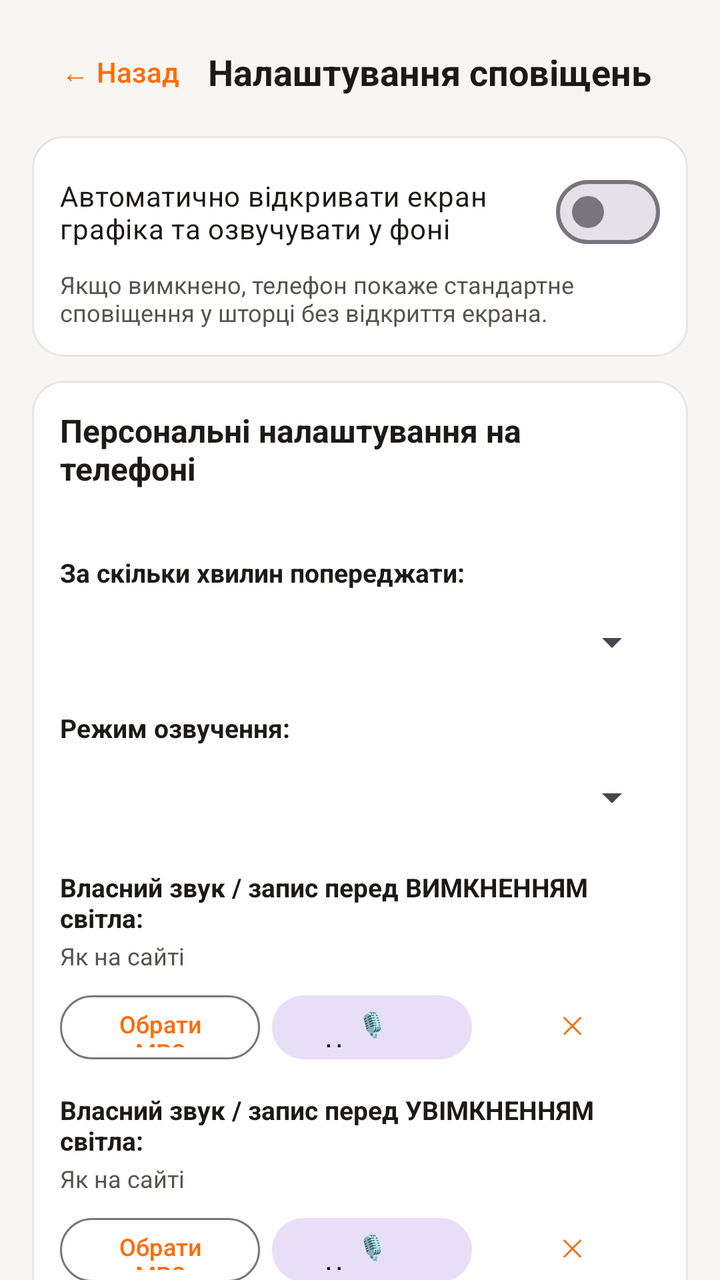
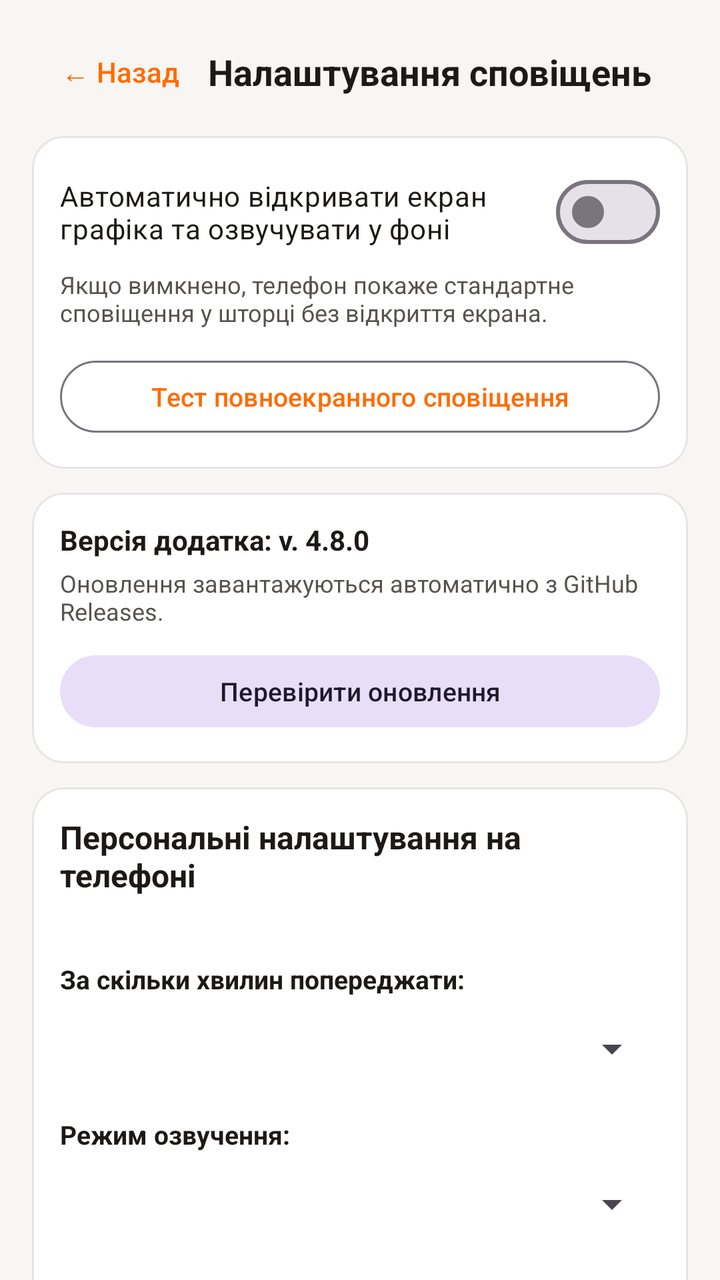

Compare the two renders of this Android layout. The source of the first and the diff that turns it into the second are given below.
<!-- AndroidManifest.xml: application theme Theme.UALightAlert -->
<!-- res/layout/activity_settings.xml -->
<?xml version="1.0" encoding="utf-8"?>
<androidx.core.widget.NestedScrollView xmlns:android="http://schemas.android.com/apk/res/android"
    xmlns:app="http://schemas.android.com/apk/res-auto"
    android:id="@+id/settingsScroll"
    android:layout_width="match_parent"
    android:layout_height="match_parent"
    android:background="@color/surface_bg">

    <LinearLayout
        android:id="@+id/settingsRoot"
        android:layout_width="match_parent"
        android:layout_height="wrap_content"
        android:orientation="vertical"
        android:padding="16dp">

        
        <LinearLayout
            android:layout_width="match_parent"
            android:layout_height="wrap_content"
            android:gravity="center_vertical"
            android:orientation="horizontal"
            android:paddingBottom="12dp">

            <com.google.android.material.button.MaterialButton
                android:id="@+id/btnBack"
                style="@style/Widget.Material3.Button.TextButton"
                android:layout_width="wrap_content"
                android:layout_height="40dp"
                android:text="← Назад" />

            <TextView
                android:id="@+id/tvSettingsTitle"
                android:layout_width="0dp"
                android:layout_height="wrap_content"
                android:layout_weight="1"
                android:text="Налаштування сповіщень"
                android:textColor="@color/ink_primary"
                android:textSize="18sp"
                android:textStyle="bold" />
        </LinearLayout>

        
        <com.google.android.material.card.MaterialCardView
            android:id="@+id/cardPro"
            android:layout_width="match_parent"
            android:layout_height="wrap_content"
            android:layout_marginBottom="12dp"
            android:visibility="gone"
            app:cardBackgroundColor="@color/brand_orange_soft"
            app:cardCornerRadius="16dp"
            app:cardElevation="0dp"
            app:strokeColor="@color/brand_orange"
            app:strokeWidth="1dp">

            <LinearLayout
                android:layout_width="match_parent"
                android:layout_height="wrap_content"
                android:orientation="vertical"
                android:padding="14dp">

                <TextView
                    android:id="@+id/tvProStatus"
                    android:layout_width="match_parent"
                    android:layout_height="wrap_content"
                    android:text="Пробний період Pro"
                    android:textColor="@color/brand_orange_dark"
                    android:textSize="15sp"
                    android:textStyle="bold" />

                <TextView
                    android:id="@+id/tvProNote"
                    android:layout_width="match_parent"
                    android:layout_height="wrap_content"
                    android:layout_marginTop="4dp"
                    android:textColor="@color/ink_primary"
                    android:textSize="13sp" />

                <TextView
                    android:id="@+id/tvDeviceCode"
                    android:layout_width="match_parent"
                    android:layout_height="wrap_content"
                    android:layout_marginTop="6dp"
                    android:textIsSelectable="true"
                    android:textColor="@color/ink_secondary"
                    android:textSize="12sp"
                    android:textStyle="bold" />

                <LinearLayout
                    android:layout_width="match_parent"
                    android:layout_height="wrap_content"
                    android:layout_marginTop="10dp"
                    android:orientation="horizontal">

                    <com.google.android.material.textfield.TextInputLayout
                        android:layout_width="0dp"
                        android:layout_height="wrap_content"
                        android:layout_marginEnd="8dp"
                        android:layout_weight="1"
                        android:hint="Ключ активації">

                        <com.google.android.material.textfield.TextInputEditText
                            android:id="@+id/etLicenseCode"
                            android:layout_width="match_parent"
                            android:layout_height="wrap_content"
                            android:inputType="textCapCharacters" />
                    </com.google.android.material.textfield.TextInputLayout>

                    <com.google.android.material.button.MaterialButton
                        android:id="@+id/btnActivateLicense"
                        android:layout_width="wrap_content"
                        android:layout_height="52dp"
                        android:backgroundTint="@color/brand_orange"
                        android:text="Активувати"
                        android:textColor="@android:color/white" />
                </LinearLayout>

                <com.google.android.material.button.MaterialButton
                    android:id="@+id/btnPayPro"
                    style="@style/Widget.Material3.Button.OutlinedButton"
                    android:layout_width="wrap_content"
                    android:layout_height="40dp"
                    android:layout_marginTop="8dp"
                    android:text="Сплатити 100 грн"
                    android:visibility="gone" />
            </LinearLayout>
        </com.google.android.material.card.MaterialCardView>

        
        <com.google.android.material.card.MaterialCardView
            android:layout_width="match_parent"
            android:layout_height="wrap_content"
            android:layout_marginBottom="12dp"
            app:cardBackgroundColor="@color/card_bg"
            app:cardCornerRadius="16dp"
            app:cardElevation="0dp"
            app:strokeColor="@color/border_subtle"
            app:strokeWidth="1dp">

            <LinearLayout
                android:layout_width="match_parent"
                android:layout_height="wrap_content"
                android:orientation="vertical"
                android:padding="14dp">

                <com.google.android.material.materialswitch.MaterialSwitch
                    android:id="@+id/switchAutoOpen"
                    android:layout_width="match_parent"
                    android:layout_height="wrap_content"
                    android:text="Автоматично відкривати екран графіка та озвучувати у фоні"
                    android:textColor="@color/ink_primary"
                    android:textSize="14sp" />

                <TextView
                    android:layout_width="match_parent"
                    android:layout_height="wrap_content"
                    android:layout_marginTop="4dp"
                    android:text="Якщо вимкнено, телефон покаже стандартне сповіщення у шторці без відкриття екрана."
                    android:textColor="@color/ink_secondary"
                    android:textSize="12sp" />
            </LinearLayout>
        </com.google.android.material.card.MaterialCardView>

        
        <com.google.android.material.card.MaterialCardView
            android:layout_width="match_parent"
            android:layout_height="wrap_content"
            android:layout_marginBottom="16dp"
            app:cardBackgroundColor="@color/card_bg"
            app:cardCornerRadius="16dp"
            app:cardElevation="0dp"
            app:strokeColor="@color/border_subtle"
            app:strokeWidth="1dp">

            <LinearLayout
                android:id="@+id/layoutCustomOverrides"
                android:layout_width="match_parent"
                android:layout_height="wrap_content"
                android:orientation="vertical"
                android:padding="14dp">

                <TextView
                    android:layout_width="wrap_content"
                    android:layout_height="wrap_content"
                    android:text="Персональні налаштування на телефоні"
                    android:textColor="@color/ink_primary"
                    android:textSize="16sp"
                    android:textStyle="bold" />

                <TextView
                    android:id="@+id/tvSiteDefaultsInfo"
                    android:layout_width="match_parent"
                    android:layout_height="wrap_content"
                    android:layout_marginTop="4dp"
                    android:textColor="@color/ink_secondary"
                    android:textSize="12sp" />

                <TextView
                    android:layout_width="wrap_content"
                    android:layout_height="wrap_content"
                    android:layout_marginTop="12dp"
                    android:text="За скільки хвилин попереджати:"
                    android:textColor="@color/ink_primary"
                    android:textSize="13sp"
                    android:textStyle="bold" />

                <Spinner
                    android:id="@+id/spinnerNoticeMinutes"
                    android:layout_width="match_parent"
                    android:layout_height="44dp"
                    android:layout_marginTop="4dp" />

                <TextView
                    android:layout_width="wrap_content"
                    android:layout_height="wrap_content"
                    android:layout_marginTop="12dp"
                    android:text="Режим озвучення:"
                    android:textColor="@color/ink_primary"
                    android:textSize="13sp"
                    android:textStyle="bold" />

                <Spinner
                    android:id="@+id/spinnerAlertMode"
                    android:layout_width="match_parent"
                    android:layout_height="44dp"
                    android:layout_marginTop="4dp" />

                
                <TextView
                    android:layout_width="wrap_content"
                    android:layout_height="wrap_content"
                    android:layout_marginTop="14dp"
                    android:text="Власний звук / запис перед ВИМКНЕННЯМ світла:"
                    android:textColor="@color/ink_primary"
                    android:textSize="13sp"
                    android:textStyle="bold" />

                <TextView
                    android:id="@+id/tvOffAudioStatus"
                    android:layout_width="match_parent"
                    android:layout_height="wrap_content"
                    android:layout_marginTop="2dp"
                    android:text="Як на сайті"
                    android:textColor="@color/ink_secondary"
                    android:textSize="12sp" />

                <LinearLayout
                    android:layout_width="match_parent"
                    android:layout_height="wrap_content"
                    android:layout_marginTop="6dp"
                    android:orientation="horizontal">

                    <com.google.android.material.button.MaterialButton
                        android:id="@+id/btnPickOffAudio"
                        style="@style/Widget.Material3.Button.OutlinedButton"
                        android:layout_width="0dp"
                        android:layout_height="40dp"
                        android:layout_marginEnd="6dp"
                        android:layout_weight="1"
                        android:text="Обрати MP3"
                        android:textSize="12sp" />

                    <com.google.android.material.button.MaterialButton
                        android:id="@+id/btnRecordOffVoice"
                        style="@style/Widget.Material3.Button.TonalButton"
                        android:layout_width="0dp"
                        android:layout_height="40dp"
                        android:layout_marginEnd="6dp"
                        android:layout_weight="1"
                        android:text="🎙 Наговорити"
                        android:textSize="12sp" />

                    <com.google.android.material.button.MaterialButton
                        android:id="@+id/btnClearOffAudio"
                        style="@style/Widget.Material3.Button.TextButton"
                        android:layout_width="wrap_content"
                        android:layout_height="40dp"
                        android:text="✕"
                        android:textSize="12sp" />
                </LinearLayout>

                
                <TextView
                    android:layout_width="wrap_content"
                    android:layout_height="wrap_content"
                    android:layout_marginTop="14dp"
                    android:text="Власний звук / запис перед УВІМКНЕННЯМ світла:"
                    android:textColor="@color/ink_primary"
                    android:textSize="13sp"
                    android:textStyle="bold" />

                <TextView
                    android:id="@+id/tvOnAudioStatus"
                    android:layout_width="match_parent"
                    android:layout_height="wrap_content"
                    android:layout_marginTop="2dp"
                    android:text="Як на сайті"
                    android:textColor="@color/ink_secondary"
                    android:textSize="12sp" />

                <LinearLayout
                    android:layout_width="match_parent"
                    android:layout_height="wrap_content"
                    android:layout_marginTop="6dp"
                    android:orientation="horizontal">

                    <com.google.android.material.button.MaterialButton
                        android:id="@+id/btnPickOnAudio"
                        style="@style/Widget.Material3.Button.OutlinedButton"
                        android:layout_width="0dp"
                        android:layout_height="40dp"
                        android:layout_marginEnd="6dp"
                        android:layout_weight="1"
                        android:text="Обрати MP3"
                        android:textSize="12sp" />

                    <com.google.android.material.button.MaterialButton
                        android:id="@+id/btnRecordOnVoice"
                        style="@style/Widget.Material3.Button.TonalButton"
                        android:layout_width="0dp"
                        android:layout_height="40dp"
                        android:layout_marginEnd="6dp"
                        android:layout_weight="1"
                        android:text="🎙 Наговорити"
                        android:textSize="12sp" />

                    <com.google.android.material.button.MaterialButton
                        android:id="@+id/btnClearOnAudio"
                        style="@style/Widget.Material3.Button.TextButton"
                        android:layout_width="wrap_content"
                        android:layout_height="40dp"
                        android:text="✕"
                        android:textSize="12sp" />
                </LinearLayout>

                
                <com.google.android.material.textfield.TextInputLayout
                    android:layout_width="match_parent"
                    android:layout_height="wrap_content"
                    android:layout_marginTop="14dp"
                    android:hint="Власний текст перед вимкненням (порожньо — як на сайті)">

                    <com.google.android.material.textfield.TextInputEditText
                        android:id="@+id/etVoiceTextOff"
                        android:layout_width="match_parent"
                        android:layout_height="wrap_content"
                        android:minLines="2" />
                </com.google.android.material.textfield.TextInputLayout>

                <com.google.android.material.textfield.TextInputLayout
                    android:layout_width="match_parent"
                    android:layout_height="wrap_content"
                    android:layout_marginTop="10dp"
                    android:hint="Власний текст перед увімкненням (порожньо — як на сайті)">

                    <com.google.android.material.textfield.TextInputEditText
                        android:id="@+id/etVoiceTextOn"
                        android:layout_width="match_parent"
                        android:layout_height="wrap_content"
                        android:minLines="2" />
                </com.google.android.material.textfield.TextInputLayout>

                
                <TextView
                    android:id="@+id/tvVoiceRateLabel"
                    android:layout_width="wrap_content"
                    android:layout_height="wrap_content"
                    android:layout_marginTop="12dp"
                    android:text="Швидкість голосу (TTS): 0.95x"
                    android:textColor="@color/ink_primary"
                    android:textSize="13sp"
                    android:textStyle="bold" />

                <com.google.android.material.slider.Slider
                    android:id="@+id/sliderVoiceRate"
                    android:layout_width="match_parent"
                    android:layout_height="wrap_content"
                    android:stepSize="0.05"
                    android:value="0.95"
                    android:valueFrom="0.7"
                    android:valueTo="1.3" />

                
                <TextView
                    android:layout_width="wrap_content"
                    android:layout_height="wrap_content"
                    android:layout_marginTop="8dp"
                    android:text="Тихі години на телефоні (наприклад 23:00 — 07:00):"
                    android:textColor="@color/ink_primary"
                    android:textSize="13sp"
                    android:textStyle="bold" />

                <LinearLayout
                    android:layout_width="match_parent"
                    android:layout_height="wrap_content"
                    android:layout_marginTop="6dp"
                    android:orientation="horizontal">

                    <com.google.android.material.textfield.TextInputLayout
                        android:layout_width="0dp"
                        android:layout_height="wrap_content"
                        android:layout_marginEnd="8dp"
                        android:layout_weight="1"
                        android:hint="Від (HH:MM)">

                        <com.google.android.material.textfield.TextInputEditText
                            android:id="@+id/etQuietStart"
                            android:layout_width="match_parent"
                            android:layout_height="wrap_content"
                            android:inputType="time" />
                    </com.google.android.material.textfield.TextInputLayout>

                    <com.google.android.material.textfield.TextInputLayout
                        android:layout_width="0dp"
                        android:layout_height="wrap_content"
                        android:layout_weight="1"
                        android:hint="До (HH:MM)">

                        <com.google.android.material.textfield.TextInputEditText
                            android:id="@+id/etQuietEnd"
                            android:layout_width="match_parent"
                            android:layout_height="wrap_content"
                            android:inputType="time" />
                    </com.google.android.material.textfield.TextInputLayout>
                </LinearLayout>

                
                <LinearLayout
                    android:layout_width="match_parent"
                    android:layout_height="wrap_content"
                    android:layout_marginTop="14dp"
                    android:orientation="horizontal">

                    <com.google.android.material.button.MaterialButton
                        android:id="@+id/btnPreviewOff"
                        style="@style/Widget.Material3.Button.OutlinedButton"
                        android:layout_width="0dp"
                        android:layout_height="44dp"
                        android:layout_marginEnd="8dp"
                        android:layout_weight="1"
                        android:text="▶ Тест: вимкнення"
                        android:textSize="12sp" />

                    <com.google.android.material.button.MaterialButton
                        android:id="@+id/btnPreviewOn"
                        style="@style/Widget.Material3.Button.OutlinedButton"
                        android:layout_width="0dp"
                        android:layout_height="44dp"
                        android:layout_weight="1"
                        android:text="▶ Тест: увімкнення"
                        android:textSize="12sp" />
                </LinearLayout>

                <com.google.android.material.button.MaterialButton
                    android:id="@+id/btnSaveSettings"
                    android:layout_width="match_parent"
                    android:layout_height="48dp"
                    android:layout_marginTop="12dp"
                    android:backgroundTint="@color/brand_orange"
                    android:text="Зберегти налаштування"
                    android:textColor="@android:color/white" />

                <com.google.android.material.button.MaterialButton
                    android:id="@+id/btnResetOverrides"
                    style="@style/Widget.Material3.Button.TextButton"
                    android:layout_width="match_parent"
                    android:layout_height="40dp"
                    android:layout_marginTop="4dp"
                    android:text="Скинути до стандартних налаштувань сайту" />
            </LinearLayout>
        </com.google.android.material.card.MaterialCardView>
    </LinearLayout>
</androidx.core.widget.NestedScrollView>
<!-- resources referenced by this layout -->
<resources>
  <color name="border_subtle">#E7E5E4</color>
  <color name="brand_orange">#FF6B00</color>
  <color name="brand_orange_dark">#D95700</color>
  <color name="brand_orange_soft">#FFF3E8</color>
  <color name="card_bg">#FFFFFF</color>
  <color name="ink_primary">#1C1917</color>
  <color name="ink_secondary">#57534E</color>
  <color name="surface_bg">#F7F6F3</color>
  <style name="Theme.UALightAlert" parent="Theme.Material3.Light.NoActionBar">
          <item name="colorPrimary">@color/brand_orange</item>
          <item name="colorOnPrimary">@android:color/white</item>
          <item name="android:windowBackground">@color/surface_bg</item>
          <item name="android:statusBarColor">@color/brand_orange</item>
      </style>
</resources>

<!-- the commit's change to res/layout/activity_settings.xml (unified diff, before → after) -->
@@ -157,6 +157,61 @@
                     android:text="Якщо вимкнено, телефон покаже стандартне сповіщення у шторці без відкриття екрана."
                     android:textColor="@color/ink_secondary"
                     android:textSize="12sp" />
+
+                <com.google.android.material.button.MaterialButton
+                    android:id="@+id/btnTestAlert"
+                    style="@style/Widget.Material3.Button.OutlinedButton"
+                    android:layout_width="match_parent"
+                    android:layout_height="44dp"
+                    android:layout_marginTop="12dp"
+                    android:text="Тест повноекранного сповіщення"
+                    android:textSize="13sp" />
+            </LinearLayout>
+        </com.google.android.material.card.MaterialCardView>
+
+        
+        <com.google.android.material.card.MaterialCardView
+            android:layout_width="match_parent"
+            android:layout_height="wrap_content"
+            android:layout_marginBottom="12dp"
+            app:cardBackgroundColor="@color/card_bg"
+            app:cardCornerRadius="16dp"
+            app:cardElevation="0dp"
+            app:strokeColor="@color/border_subtle"
+            app:strokeWidth="1dp">
+
+            <LinearLayout
+                android:layout_width="match_parent"
+                android:layout_height="wrap_content"
+                android:orientation="vertical"
+                android:padding="14dp">
+
+                <TextView
+                    android:id="@+id/tvAppVersionInfo"
+                    android:layout_width="match_parent"
+                    android:layout_height="wrap_content"
+                    android:text="Версія додатка: v. 4.8.0"
+                    android:textColor="@color/ink_primary"
+                    android:textSize="14sp"
+                    android:textStyle="bold" />
+
+                <TextView
+                    android:id="@+id/tvUpdateStatus"
+                    android:layout_width="match_parent"
+                    android:layout_height="wrap_content"
+                    android:layout_marginTop="4dp"
+                    android:text="Оновлення завантажуються автоматично з GitHub Releases."
+                    android:textColor="@color/ink_secondary"
+                    android:textSize="12sp" />
+
+                <com.google.android.material.button.MaterialButton
+                    android:id="@+id/btnCheckAppUpdate"
+                    style="@style/Widget.Material3.Button.TonalButton"
+                    android:layout_width="match_parent"
+                    android:layout_height="44dp"
+                    android:layout_marginTop="10dp"
+                    android:text="Перевірити оновлення"
+                    android:textSize="13sp" />
             </LinearLayout>
         </com.google.android.material.card.MaterialCardView>
 
